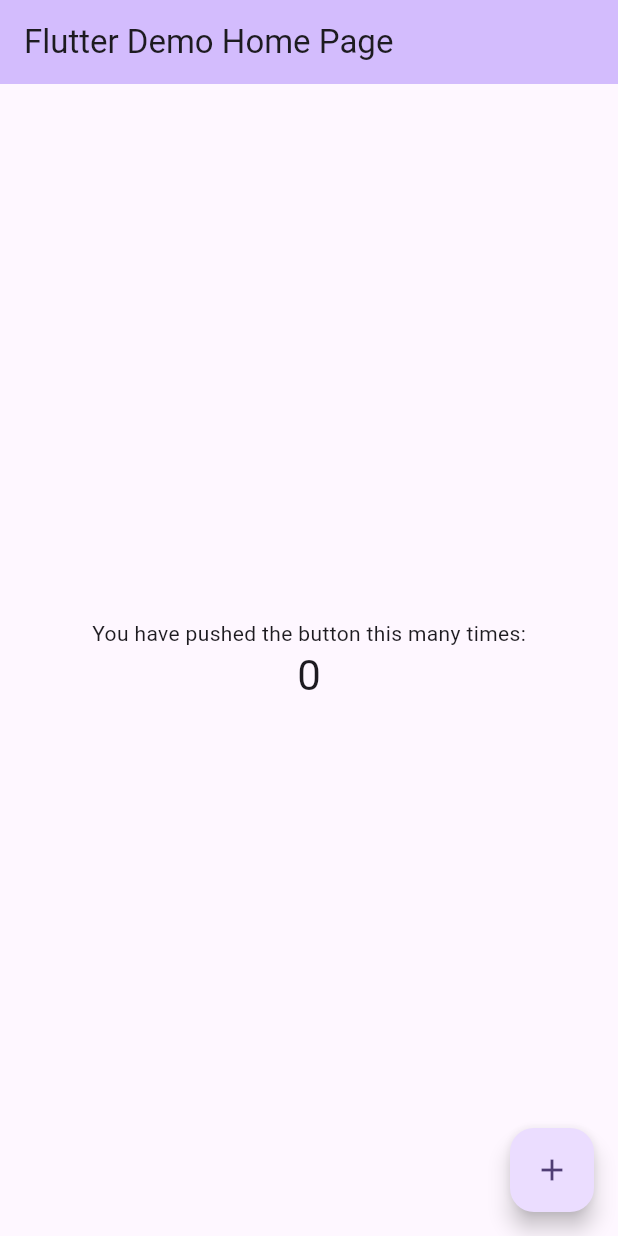
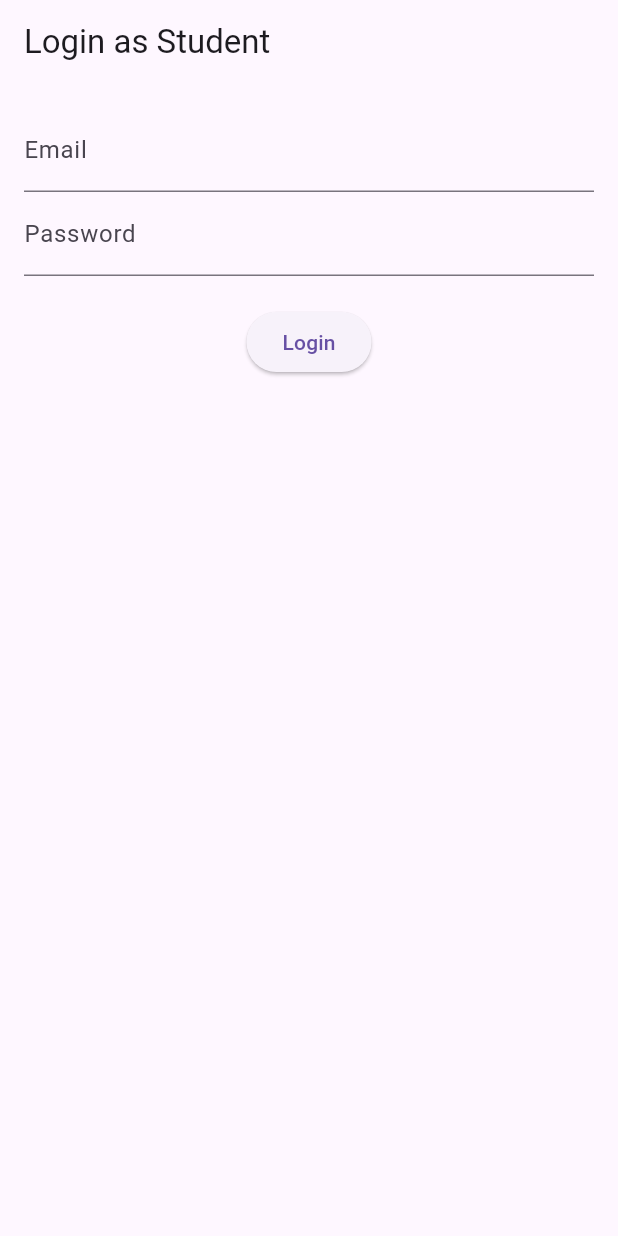
Before and after one commit to Sum25-GF-Mental-Health-Companion/Mental-Health-Companion, a Flutter app: the screen it shows after launch, on a phone screen of 412 x 824 dp. Run offline on Flutter 3.47's test engine with Material 3 defaults, Android fonts, the light colour scheme and no system bars; our stand-ins replace flutter_riverpod, flutter_secure_storage.

Commit message:
Vladimir: Add frontend component

```diff
--- a/application/lib/app.dart
+++ b/application/lib/app.dart
@@ -0,0 +1,30 @@
+import 'package:flutter/material.dart';
+import 'package:flutter_localizations/flutter_localizations.dart';
+import 'screens/login_screen.dart';
+import 'screens/session_screen.dart';
+import 'screens/summary_screen.dart';
+
+class MentalHealthApp extends StatelessWidget {
+  const MentalHealthApp({super.key});
+
+  @override
+  Widget build(BuildContext context) {
+    return MaterialApp(
+      title: 'Mental Health Companion',
+      theme: ThemeData.light(),
+      darkTheme: ThemeData.dark(),
+      supportedLocales: const [Locale('en'), Locale('ru')],
+      localizationsDelegates: const [
+        GlobalMaterialLocalizations.delegate,
+        GlobalWidgetsLocalizations.delegate,
+        GlobalCupertinoLocalizations.delegate,
+      ],
+      initialRoute: '/',
+      routes: {
+        '/': (_) => const LoginScreen(),
+        '/session': (_) => const SessionScreen(),
+        '/summary': (_) => const SummaryScreen(),
+      },
+    );
+  }
+}
--- a/application/lib/main.dart
+++ b/application/lib/main.dart
@@ -1,122 +1,7 @@
 import 'package:flutter/material.dart';
+import 'package:flutter_localizations/flutter_localizations.dart';
+import 'app.dart';
 
 void main() {
-  runApp(const MyApp());
+  runApp(const MentalHealthApp());
 }
-
-class MyApp extends StatelessWidget {
-  const MyApp({super.key});
-
-  // This widget is the root of your application.
-  @override
-  Widget build(BuildContext context) {
-    return MaterialApp(
-      title: 'Flutter Demo',
-      theme: ThemeData(
-        // This is the theme of your application.
-        //
-        // TRY THIS: Try running your application with "flutter run". You'll see
-        // the application has a purple toolbar. Then, without quitting the app,
-        // try changing the seedColor in the colorScheme below to Colors.green
-        // and then invoke "hot reload" (save your changes or press the "hot
-        // reload" button in a Flutter-supported IDE, or press "r" if you used
-        // the command line to start the app).
-        //
-        // Notice that the counter didn't reset back to zero; the application
-        // state is not lost during the reload. To reset the state, use hot
-        // restart instead.
-        //
-        // This works for code too, not just values: Most code changes can be
-        // tested with just a hot reload.
-        colorScheme: ColorScheme.fromSeed(seedColor: Colors.deepPurple),
-      ),
-      home: const MyHomePage(title: 'Flutter Demo Home Page'),
-    );
-  }
-}
-
-class MyHomePage extends StatefulWidget {
-  const MyHomePage({super.key, required this.title});
-
-  // This widget is the home page of your application. It is stateful, meaning
-  // that it has a State object (defined below) that contains fields that affect
-  // how it looks.
-
-  // This class is the configuration for the state. It holds the values (in this
-  // case the title) provided by the parent (in this case the App widget) and
-  // used by the build method of the State. Fields in a Widget subclass are
-  // always marked "final".
-
-  final String title;
-
-  @override
-  State<MyHomePage> createState() => _MyHomePageState();
-}
-
-class _MyHomePageState extends State<MyHomePage> {
-  int _counter = 0;
-
-  void _incrementCounter() {
-    setState(() {
-      // This call to setState tells the Flutter framework that something has
-      // changed in this State, which causes it to rerun the build method below
-      // so that the display can reflect the updated values. If we changed
-      // _counter without calling setState(), then the build method would not be
-      // called again, and so nothing would appear to happen.
-      _counter++;
-    });
-  }
-
-  @override
-  Widget build(BuildContext context) {
-    // This method is rerun every time setState is called, for instance as done
-    // by the _incrementCounter method above.
-    //
-    // The Flutter framework has been optimized to make rerunning build methods
-    // fast, so that you can just rebuild anything that needs updating rather
-    // than having to individually change instances of widgets.
-    return Scaffold(
-      appBar: AppBar(
-        // TRY THIS: Try changing the color here to a specific color (to
-        // Colors.amber, perhaps?) and trigger a hot reload to see the AppBar
-        // change color while the other colors stay the same.
-        backgroundColor: Theme.of(context).colorScheme.inversePrimary,
-        // Here we take the value from the MyHomePage object that was created by
-        // the App.build method, and use it to set our appbar title.
-        title: Text(widget.title),
-      ),
-      body: Center(
-        // Center is a layout widget. It takes a single child and positions it
-        // in the middle of the parent.
-        child: Column(
-          // Column is also a layout widget. It takes a list of children and
-          // arranges them vertically. By default, it sizes itself to fit its
-          // children horizontally, and tries to be as tall as its parent.
-          //
-          // Column has various properties to control how it sizes itself and
-          // how it positions its children. Here we use mainAxisAlignment to
-          // center the children vertically; the main axis here is the vertical
-          // axis because Columns are vertical (the cross axis would be
-          // horizontal).
-          //
-          // TRY THIS: Invoke "debug painting" (choose the "Toggle Debug Paint"
-          // action in the IDE, or press "p" in the console), to see the
-          // wireframe for each widget.
-          mainAxisAlignment: MainAxisAlignment.center,
-          children: <Widget>[
-            const Text('You have pushed the button this many times:'),
-            Text(
-              '$_counter',
-              style: Theme.of(context).textTheme.headlineMedium,
-            ),
-          ],
-        ),
-      ),
-      floatingActionButton: FloatingActionButton(
-        onPressed: _incrementCounter,
-        tooltip: 'Increment',
-        child: const Icon(Icons.add),
-      ), // This trailing comma makes auto-formatting nicer for build methods.
-    );
-  }
-}
--- /dev/null
+++ b/application/lib/screens/login_screen.dart
@@ -0,0 +1,62 @@
+import 'package:flutter/material.dart';
+import '../services/auth_service.dart';
+
+class LoginScreen extends StatefulWidget {
+  const LoginScreen({super.key});
+
+  @override
+  State<LoginScreen> createState() => _LoginScreenState();
+}
+
+class _LoginScreenState extends State<LoginScreen> {
+  final emailController = TextEditingController();
+  final passwordController = TextEditingController();
+  bool isLoading = false;
+
+  Future<void> _login() async {
+    setState(() => isLoading = true);
+    final success = await AuthService.login(
+      emailController.text.trim(),
+      passwordController.text,
+    );
+    setState(() => isLoading = false);
+
+    if (success && context.mounted) {
+      Navigator.pushReplacementNamed(context, '/session');
+    } else {
+      ScaffoldMessenger.of(context).showSnackBar(
+        const SnackBar(content: Text('Login failed')),
+      );
+    }
+  }
+
+  @override
+  Widget build(BuildContext context) {
+    return Scaffold(
+      appBar: AppBar(title: const Text('Login as Student')),
+      body: Padding(
+        padding: const EdgeInsets.all(16),
+        child: Column(
+          children: [
+            TextField(
+              controller: emailController,
+              decoration: const InputDecoration(labelText: 'Email'),
+            ),
+            TextField(
+              controller: passwordController,
+              obscureText: true,
+              decoration: const InputDecoration(labelText: 'Password'),
+            ),
+            const SizedBox(height: 20),
+            isLoading
+                ? const CircularProgressIndicator()
+                : ElevatedButton(
+                    onPressed: _login,
+                    child: const Text('Login'),
+                  ),
+          ],
+        ),
+      ),
+    );
+  }
+}
```
Also changed, not shown: application/lib/screens/session_screen.dart (added, +92 -0 lines), application/lib/screens/summary_screen.dart (added, +42 -0 lines), application/lib/widgets/chat_input.dart (added, +45 -0 lines), application/lib/widgets/message_bubble.dart (added, +27 -0 lines), application/lib/widgets/timer_widget.dart (added, +14 -0 lines), application/pubspec.yaml (+14 -79 lines).
